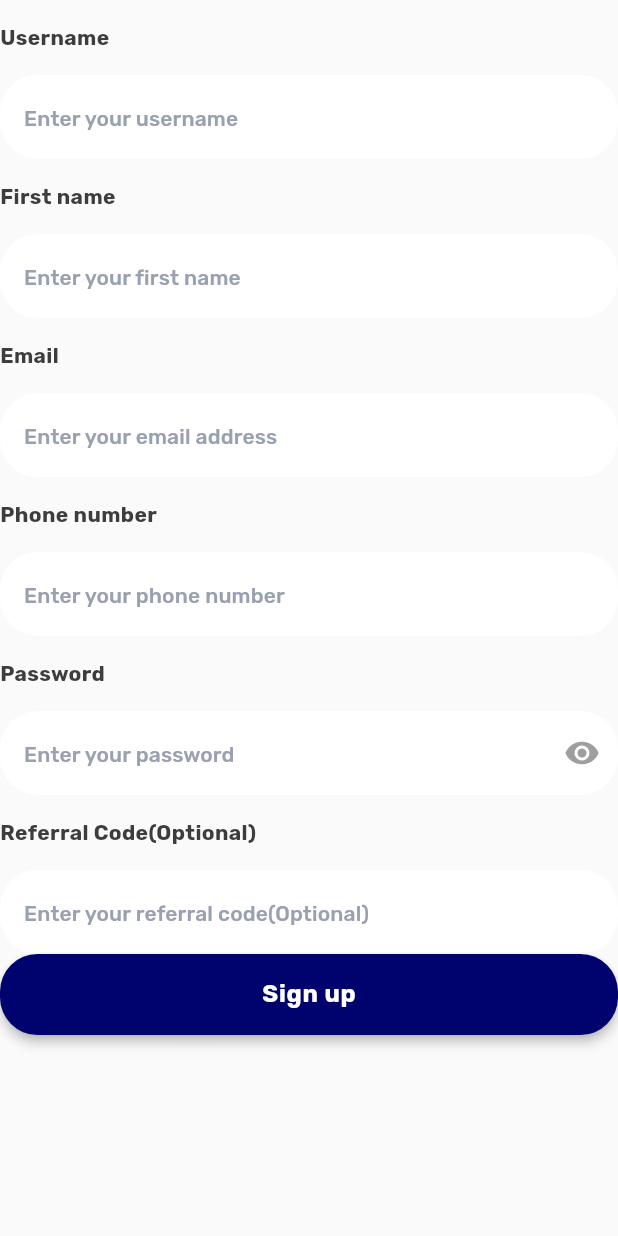
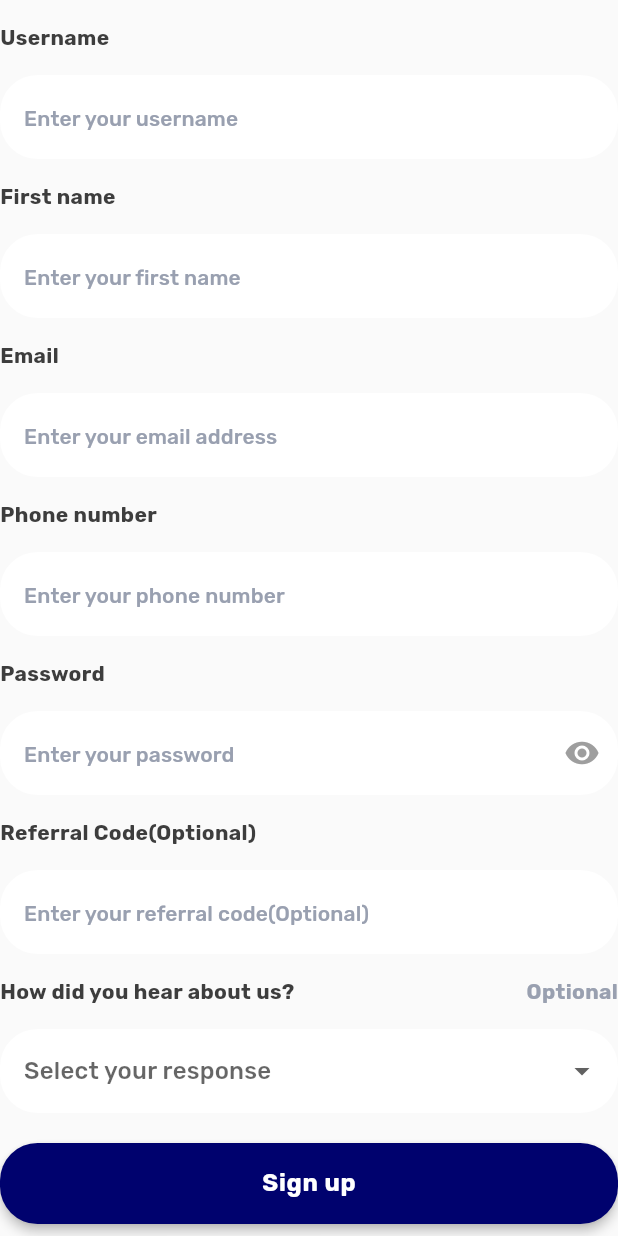
Before and after one commit to thedevsaxist/dantown-clone, a Flutter app: the SignUpScreen widget shown alone on an empty page, opened directly, on a phone screen of 412 x 824 dp. Run offline on Flutter 3.47's test engine with Material 3 defaults, Android fonts, the phone set to English and light mode, and no system bars; our stand-ins replace get_it, go_router, google_fonts.

Commit message:
Add DropdownInput widget to enhance user experience on SignUpScreen; include padding and options for referral source

```diff
--- a/lib/presentation/screens/sign_up_screen.dart
+++ b/lib/presentation/screens/sign_up_screen.dart
@@ -1,5 +1,6 @@
 import 'package:d_crypto_lite/presentation/state/sign_up_screen_view_model.dart';
 import 'package:d_crypto_lite/presentation/widgets/advance_button.dart';
+import 'package:d_crypto_lite/presentation/widgets/dropdown_input.dart';
 import 'package:d_crypto_lite/presentation/widgets/text_input.dart';
 import 'package:flutter/material.dart';
 import 'package:provider/provider.dart';
@@ -85,7 +86,19 @@ class _SignUpScreenState extends State<SignUpScreen> {
           padding: padding, // Pass the padding variable
         ),
 
-        // const SizedBox(height: 15),
+        DropdownInput(
+          label: "How did you hear about us?",
+          options: ["Facebook", "Twitter", "Instagram", "Billboard", "Other"],
+          selectedValue: null,
+          padding: padding, // Pass the padding variable
+          onChanged: (value) {
+            // Handle the selected value
+            print("Selected referral source: $value");
+          },
+        ),
+
+        const SizedBox(height: 20),
+
         AdvanceButton(label: "Sign up", onPressed: () => vm.signUp(context)),
       ],
     );
--- /dev/null
+++ b/lib/presentation/widgets/dropdown_input.dart
@@ -0,0 +1,95 @@
+import 'package:d_crypto_lite/core/constants.dart';
+import 'package:d_crypto_lite/core/theme.dart';
+import 'package:flutter/material.dart';
+
+class DropdownInput extends StatefulWidget {
+  final String label;
+  final List<String> options;
+  final String? selectedValue;
+  final double padding;
+  final ValueChanged<String?> onChanged;
+
+  const DropdownInput({
+    super.key,
+    required this.label,
+    required this.options,
+    this.selectedValue,
+    required this.padding,
+    required this.onChanged,
+  });
+
+  @override
+  State<DropdownInput> createState() => _DropdownInputState();
+}
+
+class _DropdownInputState extends State<DropdownInput> {
+  String? currentValue;
+
+  @override
+  void initState() {
+    super.initState();
+    currentValue = widget.selectedValue;
+  }
+
+  @override
+  Widget build(BuildContext context) {
+    return Column(
+      crossAxisAlignment: CrossAxisAlignment.start,
+      children: [
+        Padding(
+          padding: EdgeInsets.symmetric(vertical: widget.padding),
+          child: Row(
+            mainAxisAlignment: MainAxisAlignment.spaceBetween,
+            children: [
+              Text(
+                widget.label,
+                style: Theme.of(context).textTheme.bodyMedium?.copyWith(
+                  color: AppColors.darkGrey,
+                  fontWeight: FontWeight.bold,
+                ),
+              ),
+
+              Text(
+                "Optional",
+                style: Theme.of(context).textTheme.bodyMedium?.copyWith(
+                  color: AppColors.secondaryColor,
+                  fontWeight: FontWeight.bold,
+                ),
+              ),
+            ],
+          ),
+        ),
+        DropdownButtonFormField<String>(
+          value: currentValue,
+          hint: Text("Select your response"),
+          items:
+              widget.options
+                  .map((option) => DropdownMenuItem(value: option, child: Text(option)))
+                  .toList(),
+          onChanged: (value) {
+            setState(() {
+              currentValue = value;
+            });
+            widget.onChanged(value);
+          },
+          dropdownColor: Colors.white,
+          decoration: InputDecoration(
+            fillColor: Colors.white,
+            filled: true,
+            hintStyle: Theme.of(
+              context,
+            ).textTheme.labelLarge?.copyWith(color: AppColors.secondaryColor),
+            border: OutlineInputBorder(
+              borderRadius: BorderRadius.circular(Constants.borderRadius),
+              borderSide: BorderSide.none,
+            ),
+            enabledBorder: OutlineInputBorder(
+              borderRadius: BorderRadius.circular(Constants.borderRadius),
+              borderSide: BorderSide.none,
+            ),
+          ),
+        ),
+      ],
+    );
+  }
+}
```
Also changed, not shown: assets/dantown_logo.png.
